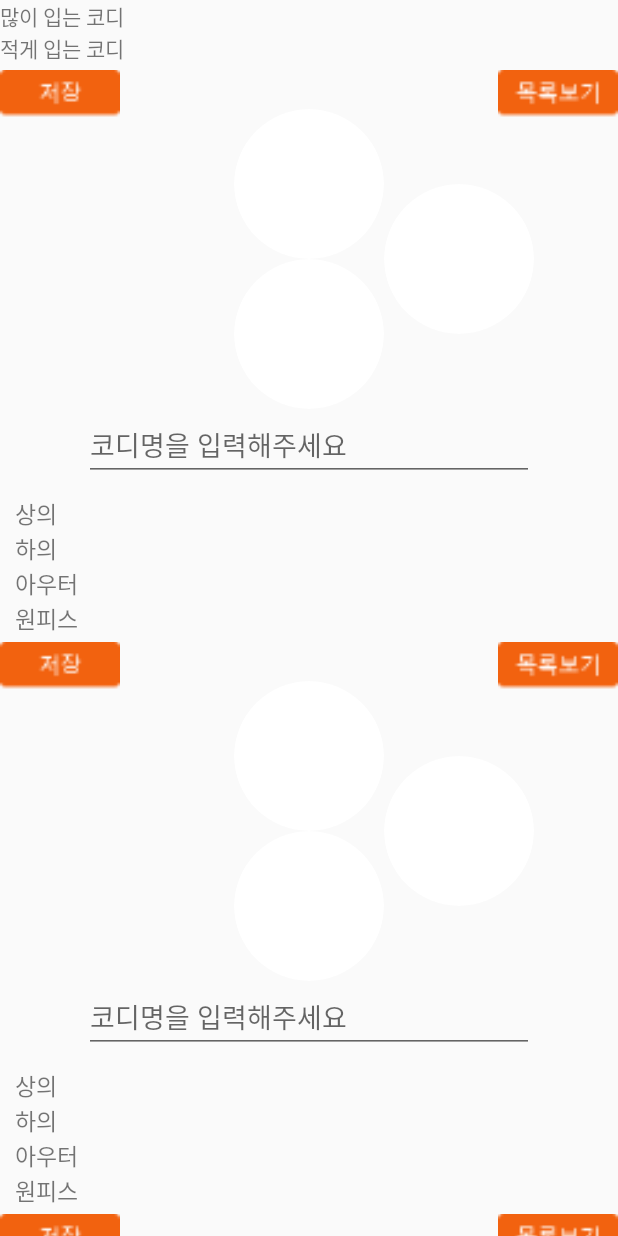
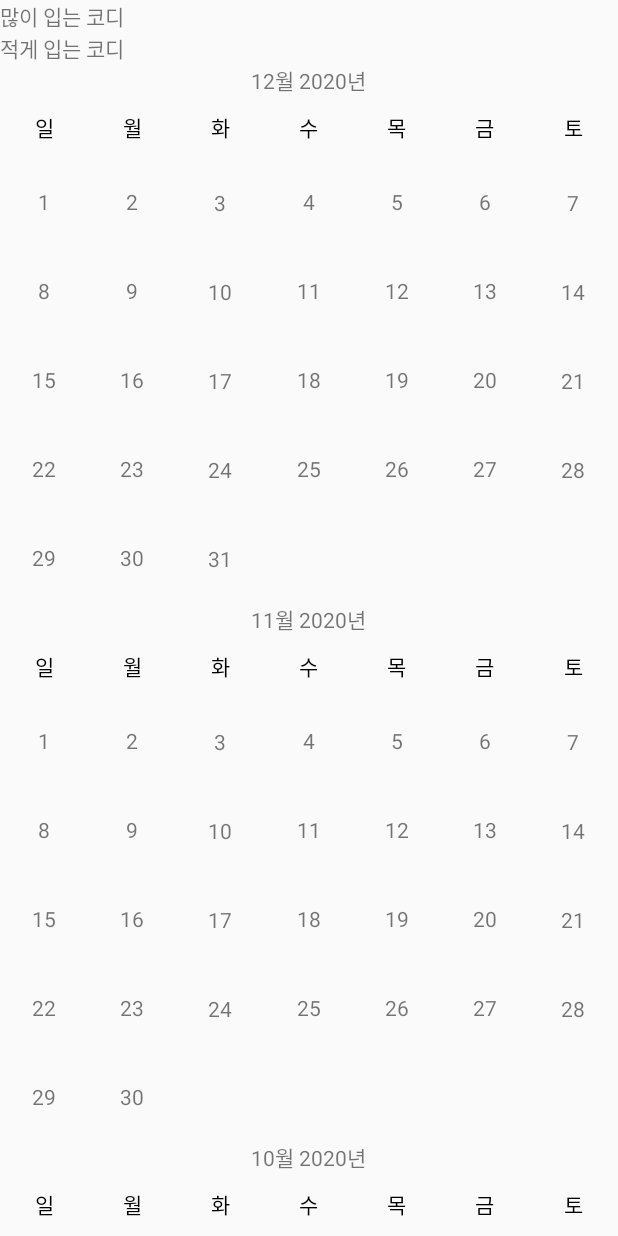
Before and after one commit to cindia3704/Button_Android, an Android app: the fragment CalendarFragment shown on its own in the app's theme, on a phone screen of 412 x 824 dp. Run offline under Robolectric (Android 15) with nearby library versions, the light colour scheme and no system bars; pictures from the network do not load.

Commit message:
Update fragment_calendar_item.xml

```diff
--- a/app/src/main/res/layout/fragment_calendar_item.xml
+++ b/app/src/main/res/layout/fragment_calendar_item.xml
@@ -1,170 +1,93 @@
 <?xml version="1.0" encoding="utf-8"?>
-<androidx.constraintlayout.widget.ConstraintLayout xmlns:android="http://schemas.android.com/apk/res/android"
+<LinearLayout xmlns:android="http://schemas.android.com/apk/res/android"
     xmlns:app="http://schemas.android.com/apk/res-auto"
     android:layout_width="match_parent"
-    android:layout_height="match_parent">
+    android:layout_height="wrap_content"
+    android:orientation="vertical">
 
-
-    <ImageView
-        android:id="@+id/save"
-        android:layout_width="80dp"
-        android:layout_height="40dp"
-        android:src="@drawable/button_save"
-        app:layout_constraintLeft_toLeftOf="parent"
-        app:layout_constraintTop_toTopOf="parent" />
-
-
-    <ImageView
-        android:id="@+id/tv_list"
-        android:layout_width="80dp"
-        android:layout_height="40dp"
-        android:src="@drawable/view_list"
-        app:layout_constraintRight_toRightOf="parent"
-        app:layout_constraintTop_toTopOf="parent" />
-    <androidx.cardview.widget.CardView
-        android:id="@+id/cvTop"
-        android:layout_width="100dp"
-        android:layout_height="100dp"
-        android:layout_marginTop="30dp"
-        app:cardCornerRadius="50dp"
-        app:cardElevation="0dp"
-        app:layout_constraintLeft_toLeftOf="parent"
-        app:layout_constraintRight_toRightOf="parent"
-        app:layout_constraintTop_toTopOf="parent">
-        <ImageView
-            android:id="@+id/coordiTop"
-            android:layout_width="100dp"
-            android:layout_height="100dp"
-            app:layout_constraintLeft_toLeftOf="parent"
-            app:layout_constraintRight_toRightOf="parent"
-            app:layout_constraintTop_toTopOf="parent" />
-    </androidx.cardview.widget.CardView>
-
-
-
-    <androidx.cardview.widget.CardView
-        android:id="@+id/cvBottom"
-        android:layout_width="100dp"
-        android:layout_height="100dp"
-        app:cardCornerRadius="50dp"
-        app:cardElevation="0dp"
-        app:layout_constraintLeft_toLeftOf="parent"
-        app:layout_constraintRight_toRightOf="parent"
-        app:layout_constraintTop_toBottomOf="@+id/cvTop">
-
-        <ImageView
-            android:id="@+id/coordiBottom"
-            android:layout_width="100dp"
-            android:layout_height="100dp" />
-
-    </androidx.cardview.widget.CardView>
-    <androidx.cardview.widget.CardView
-        android:id="@+id/cvOuter"
-        android:layout_width="100dp"
-        android:layout_height="100dp"
-        app:cardCornerRadius="50dp"
-        app:layout_constraintBottom_toBottomOf="@+id/cvBottom"
-        app:layout_constraintLeft_toRightOf="@+id/cvBottom"
-        app:layout_constraintTop_toTopOf="@+id/cvTop"
-        app:cardElevation="0dp">
-        <ImageView
-            android:id="@+id/coordiOuter"
-            android:layout_width="100dp"
-            android:layout_height="100dp"/>
-    </androidx.cardview.widget.CardView>
-
-    <androidx.cardview.widget.CardView
-        android:id="@+id/cvDress"
-        android:layout_width="100dp"
-        android:visibility="gone"
-        app:layout_constraintBottom_toBottomOf="@+id/cvBottom"
-        app:layout_constraintLeft_toLeftOf="parent"
-        app:layout_constraintRight_toRightOf="parent"
-        app:layout_constraintTop_toTopOf="@+id/cvTop"
-        android:layout_height="100dp"
-        app:cardCornerRadius="50dp"
-        app:cardElevation="0dp">
-        <ImageView
-            android:id="@+id/coordiDress"
-            android:layout_width="100dp"
-            android:layout_height="100dp" />
-    </androidx.cardview.widget.CardView>
-    <EditText
-        android:id="@+id/coordiName"
-        android:layout_width="300dp"
+    <TextView
+        android:id="@+id/tv_day"
+        android:layout_width="wrap_content"
         android:layout_height="wrap_content"
-        android:hint="코디명을 입력해주세요"
-        app:layout_constraintLeft_toLeftOf="parent"
-        app:layout_constraintRight_toRightOf="parent"
-        app:layout_constraintTop_toBottomOf="@+id/cvBottom" />
+        android:layout_gravity="center_horizontal" />
 
 
     <LinearLayout
         android:layout_width="match_parent"
         android:layout_height="wrap_content"
         android:layout_marginTop="10dp"
-        android:orientation="vertical"
-        app:layout_constraintTop_toBottomOf="@+id/coordiName">
+        android:orientation="horizontal">
 
         <TextView
+            android:id="@+id/tv_sunday"
             android:layout_width="wrap_content"
             android:layout_height="wrap_content"
-            android:layout_gravity="center_vertical"
-            android:layout_marginLeft="10dp"
-            android:text="상의"
-            android:textSize="15dp" />
-
-        <androidx.recyclerview.widget.RecyclerView
-            android:id="@+id/recyclerView_category_top"
-            android:layout_width="match_parent"
-            android:layout_height="wrap_content"
-            android:clipToPadding="false"
-            android:orientation="horizontal" />
+            android:layout_weight="1"
+            android:gravity="center_horizontal"
+            android:text="일"
+            android:textColor="#000000" />
 
         <TextView
+            android:id="@+id/tv_monday"
             android:layout_width="wrap_content"
             android:layout_height="wrap_content"
-            android:layout_gravity="center_vertical"
-            android:layout_marginLeft="10dp"
-            android:text="하의"
-            android:textSize="15dp" />
-
-        <androidx.recyclerview.widget.RecyclerView
-            android:id="@+id/recyclerView_category_bottom"
-            android:layout_width="match_parent"
-            android:layout_height="wrap_content"
-            android:clipToPadding="false"
-            android:orientation="horizontal" />
+            android:layout_weight="1"
+            android:gravity="center_horizontal"
+            android:text="월"
+            android:textColor="#000000" />
 
         <TextView
+            android:id="@+id/tv_tuesday"
             android:layout_width="wrap_content"
             android:layout_height="wrap_content"
-            android:layout_gravity="center_vertical"
-            android:layout_marginLeft="10dp"
-            android:text="아우터"
-            android:textSize="15dp" />
-
-        <androidx.recyclerview.widget.RecyclerView
-            android:id="@+id/recyclerView_category_outer"
-            android:layout_width="match_parent"
-            android:layout_height="wrap_content"
-            android:clipToPadding="false"
-            android:orientation="horizontal" />
+            android:layout_weight="1"
+            android:gravity="center_horizontal"
+            android:text="화"
+            android:textColor="#000000" />
 
         <TextView
+            android:id="@+id/tv_wednesday"
             android:layout_width="wrap_content"
             android:layout_height="wrap_content"
-            android:layout_gravity="center_vertical"
-            android:layout_marginLeft="10dp"
-            android:text="원피스"
-            android:textSize="15dp" />
+            android:layout_weight="1"
+            android:gravity="center_horizontal"
+            android:text="수"
+            android:textColor="#000000" />
 
-        <androidx.recyclerview.widget.RecyclerView
-            android:id="@+id/recyclerView_category_onepiece"
-            android:layout_width="match_parent"
+        <TextView
+            android:id="@+id/tv_thursday"
+            android:layout_width="wrap_content"
             android:layout_height="wrap_content"
-            android:clipToPadding="false"
-            android:orientation="horizontal" />
+            android:layout_weight="1"
+            android:gravity="center_horizontal"
+            android:text="목"
+            android:textColor="#000000" />
+
+        <TextView
+            android:id="@+id/tv_friday"
+            android:layout_width="wrap_content"
+            android:layout_height="wrap_content"
+            android:layout_weight="1"
+            android:gravity="center_horizontal"
+            android:text="금"
+            android:textColor="#000000" />
+
+        <TextView
+            android:id="@+id/tv_saturday"
+            android:layout_width="wrap_content"
+            android:layout_height="wrap_content"
+            android:layout_weight="1"
+            android:gravity="center_horizontal"
+            android:text="토"
+            android:textColor="#000000" />
     </LinearLayout>
 
-</androidx.constraintlayout.widget.ConstraintLayout>
+    <androidx.recyclerview.widget.RecyclerView
+        android:id="@+id/rv_day"
+        android:layout_width="match_parent"
+        android:layout_height="wrap_content"
+        android:layout_marginTop="10dp"
+        app:layoutManager="androidx.recyclerview.widget.GridLayoutManager"
+        app:spanCount="7" />
+
+</LinearLayout>
```
